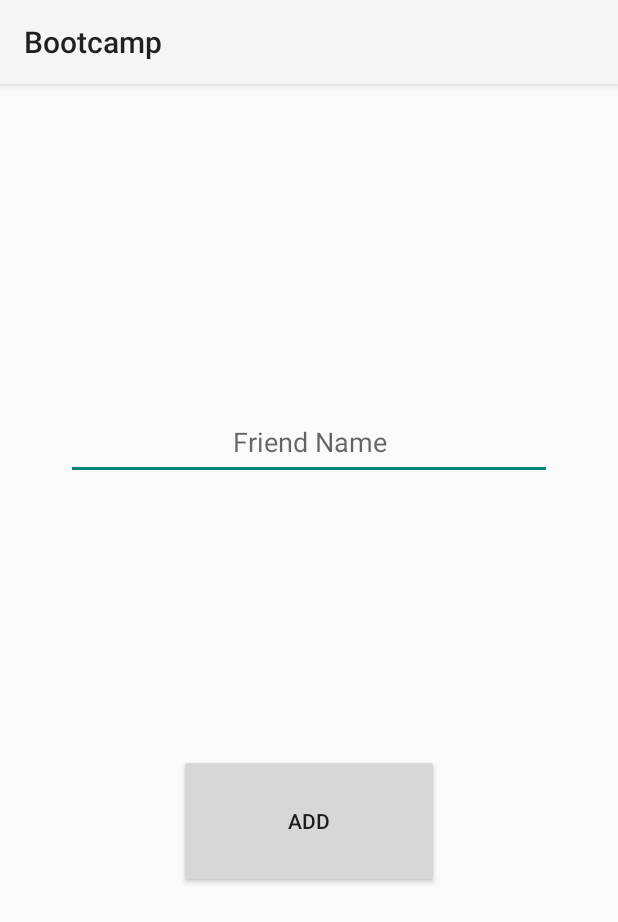
After one commit to Dis-Place/sdp2022, an Android app: the AddFriendActivity screen opened directly, with no data from a screen before it, on a phone screen of 412 x 824 dp. The commit adds this screen. Shown: the top 922 px of the screen. Run offline under Robolectric (Android 15) with nearby library versions, the phone set to English and light mode, and no system bars.

Commit message:
misc modifications

```diff
--- a/app/src/main/AndroidManifest.xml
+++ b/app/src/main/AndroidManifest.xml
@@ -19,9 +19,12 @@
         android:supportsRtl="true"
         android:theme="@style/Theme.Bootcamp">
         <activity
+            android:name=".profile.AddFriendActivity"
+            android:exported="false" />
+        <activity
             android:name=".SettingsActivity"
             android:exported="false"
-            android:parentActivityName=".MainMenuActivity"/>
+            android:parentActivityName=".MainMenuActivity" />
         <activity
             android:name=".authentication.TempLoginActivity"
             android:exported="false" />
@@ -119,4 +122,5 @@
             </intent-filter>
         </activity>
     </application>
+
 </manifest>
--- /dev/null
+++ b/app/src/main/res/layout/activity_add_friend.xml
@@ -0,0 +1,37 @@
+<?xml version="1.0" encoding="utf-8"?>
+<androidx.constraintlayout.widget.ConstraintLayout xmlns:android="http://schemas.android.com/apk/res/android"
+    xmlns:app="http://schemas.android.com/apk/res-auto"
+    xmlns:tools="http://schemas.android.com/tools"
+    android:layout_width="match_parent"
+    android:layout_height="match_parent"
+    tools:context=".profile.AddFriendActivity">
+
+    <Button
+        android:id="@+id/sendFriendRequestButton"
+        android:layout_width="173dp"
+        android:layout_height="89dp"
+        android:layout_marginBottom="227dp"
+        android:onClick="sendFriendRequest"
+        android:text="Add"
+        app:layout_constraintBottom_toBottomOf="parent"
+        app:layout_constraintEnd_toEndOf="parent"
+        app:layout_constraintStart_toStartOf="parent"
+        app:layout_constraintTop_toBottomOf="@+id/friendRequestEditText" />
+
+    <EditText
+        android:id="@+id/friendRequestEditText"
+        android:layout_width="324dp"
+        android:layout_height="50dp"
+        android:layout_marginStart="49dp"
+        android:layout_marginTop="209dp"
+        android:layout_marginEnd="49dp"
+        android:layout_marginBottom="178dp"
+        android:ems="10"
+        android:gravity="center"
+        android:hint="Friend Name"
+        android:inputType="textPersonName"
+        app:layout_constraintBottom_toTopOf="@+id/sendFriendRequestButton"
+        app:layout_constraintEnd_toEndOf="parent"
+        app:layout_constraintStart_toStartOf="parent"
+        app:layout_constraintTop_toTopOf="parent" />
+</androidx.constraintlayout.widget.ConstraintLayout>
```
Also changed, not shown: app/src/main/java/com/github/displace/sdp2022/profile/AddFriendActivity.kt (added, +48 -0 lines), app/src/main/java/com/github/displace/sdp2022/profile/ProfileActivity.kt (+5 -4 lines), 1 other file.
